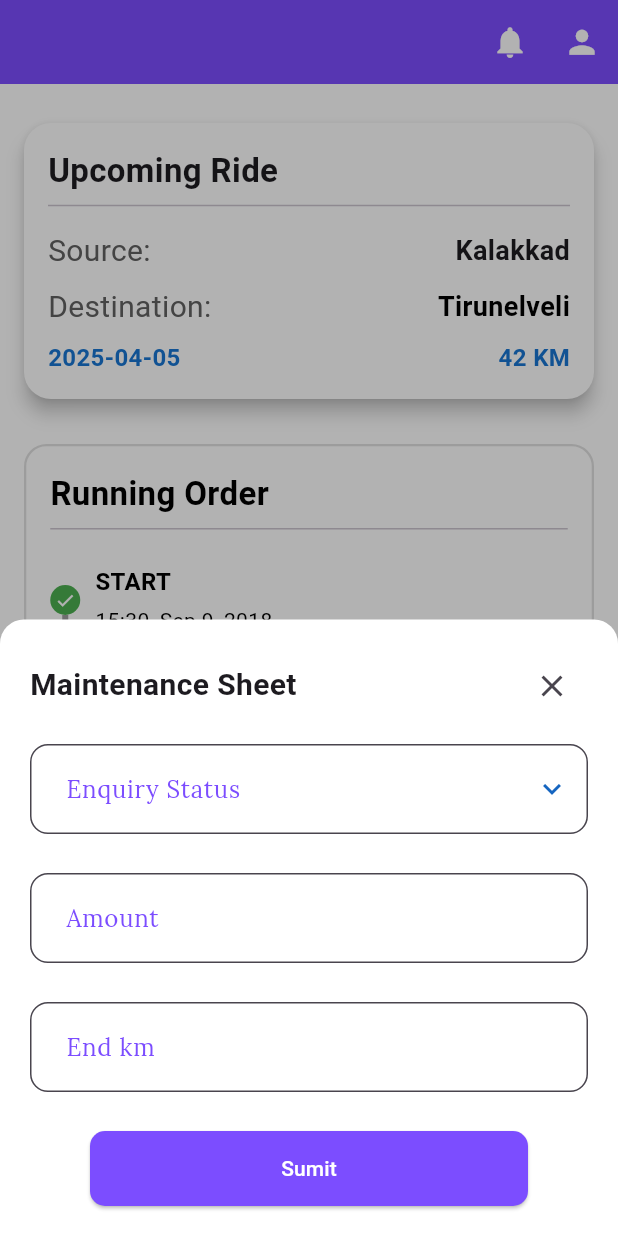
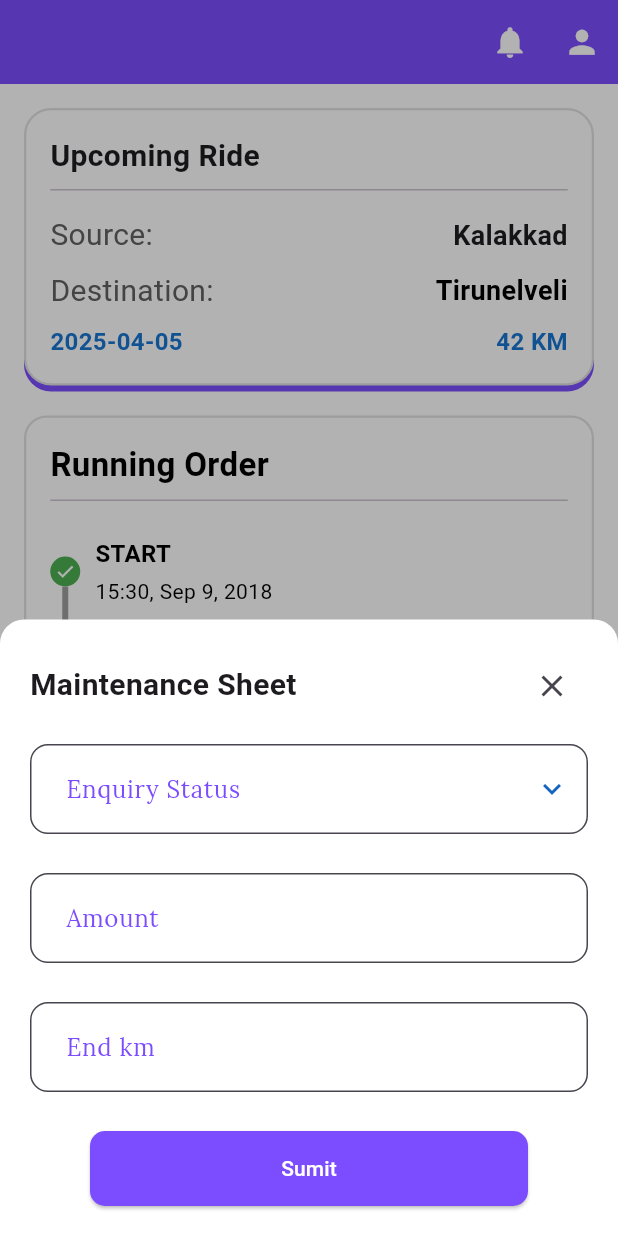
Before and after one commit to Jesus-balan/caps_book, a Flutter app: the HomeScreen screen opened by its route, after a tap on "Add", on a phone screen of 412 x 824 dp. Run offline on Flutter 3.47's test engine with Material 3 defaults, Android fonts, the phone set to English and light mode, and no system bars; drawn by our look-alikes of timeline_tile; our stand-ins replace animated_text_kit, bloc, file_picker, flutter_bloc, geolocator, google_fonts and 1 more; missing offline and left inert: fluid_bottom_nav_bar; network calls fail.

Commit message:
jesus balan

```diff
--- a/lib/features/presentation/ui/home/attendance_screen.dart
+++ b/lib/features/presentation/ui/home/attendance_screen.dart
@@ -132,7 +132,7 @@ class _AttendanceScreenState extends State<AttendanceScreen> {
                 final bool isPunchedOut = state is PunchOutSuccess;
 
                 return Padding(
-                  padding: const EdgeInsets.symmetric(horizontal: 15),
+                  padding: const EdgeInsets.symmetric(horizontal: 40),
                   child: SizedBox(
                     width: double.infinity,
                     height: 55,
@@ -166,7 +166,7 @@ class _AttendanceScreenState extends State<AttendanceScreen> {
                       style: ElevatedButton.styleFrom(
                         backgroundColor: isPunchedOut
                             ? Colors.grey
-                            : (isPunchedIn ? Colors.red : Colors.green),
+                            : (isPunchedIn ? Colors.red : Colors.deepPurpleAccent),
                         foregroundColor: Colors.white,
                         shape: RoundedRectangleBorder(
                           borderRadius: BorderRadius.circular(10),
--- a/lib/features/presentation/ui/home/home_screen.dart
+++ b/lib/features/presentation/ui/home/home_screen.dart
@@ -3,6 +3,7 @@ import 'package:caps_book/features/presentation/widgets/custom_text.dart';
 import 'package:caps_book/features/presentation/widgets/custom_timeline.dart';
 import 'package:caps_book/features/presentation/widgets/maintenance_schedule_card.dart';
 import 'package:caps_book/features/presentation/widgets/ride_card.dart';
+import 'package:caps_book/features/presentation/widgets/unplaned_maintenance.dart';
 import 'package:flutter/material.dart';
 
 class HomeScreen extends StatefulWidget {
@@ -35,7 +36,7 @@ class _HomeScreenState extends State<HomeScreen> {
         automaticallyImplyLeading: false,
         title: Image.network(
           'https://zenvicsoft.com/assets/img/logo-color.png',
-          height: 50,
+          height: screenHeight * 0.05,
           color: Colors.white,
         ),
         backgroundColor: ColorStyle.primaryColor,
@@ -67,7 +68,7 @@ class _HomeScreenState extends State<HomeScreen> {
                 date: '2025-04-05',
                 km: '42 KM',
               ),
-              SizedBox(height: 15),
+              SizedBox(height: 10),
               Container(
                 width: double.infinity,
                 padding: const EdgeInsets.all(16),
@@ -77,8 +78,8 @@ class _HomeScreenState extends State<HomeScreen> {
                   border: Border.all(color: Colors.grey.shade300, width: 1.5),
                   boxShadow: [
                     BoxShadow(
-                      color: Colors.deepPurpleAccent.withOpacity(0.2),
-                      offset: const Offset(0, 3),
+                      color: Colors.deepPurpleAccent,
+                      offset: const Offset(0, 4),
                     ),
                   ],
                 ),
@@ -114,7 +115,7 @@ class _HomeScreenState extends State<HomeScreen> {
                       currentStep: currentStep,
                       isLast: true,
                     ),
-                    const SizedBox(height: 20),
+                    const SizedBox(height: 15),
                     Row(
                       mainAxisAlignment: MainAxisAlignment.spaceEvenly,
                       children: [
@@ -145,7 +146,7 @@ class _HomeScreenState extends State<HomeScreen> {
                   ],
                 ),
               ),
-              SizedBox(height: 15),
+              SizedBox(height: 20),
               MaintenanceScheduleCard(
                 vehicleName: "XUV 500",
                 shopName: "Jayam Auto Works",
@@ -154,10 +155,30 @@ class _HomeScreenState extends State<HomeScreen> {
                 maintenanceType: "Oil Change",
                 startingKm: "25600 km",
               ),
+              SizedBox(height: screenHeight * 0.06),
             ],
           ),
         ),
       ),
+      floatingActionButton: FloatingActionButton.extended(
+        onPressed: () {
+          showModalBottomSheet(
+            context: context,
+            backgroundColor: Colors.white,
+            isScrollControlled: true, // Full height sheet
+            shape: const RoundedRectangleBorder(
+              borderRadius: BorderRadius.vertical(top: Radius.circular(20)),
+            ),
+            builder: (context) => UnplannedMaintenanceSheet(), // Ungaloda screen
+          );
+        },
+        icon: const Icon(Icons.add, color: Colors.white),
+        label: const Text(
+          'Add Unplanned',
+          style: TextStyle(color: Colors.white),
+        ),
+        backgroundColor: Colors.deepPurpleAccent,
+      ),
     );
   }
 }
--- a/lib/features/presentation/ui/home/ride_screen.dart
+++ b/lib/features/presentation/ui/home/ride_screen.dart
@@ -27,6 +27,7 @@ class _RideScreenState extends State<RideScreen> {
       appBar: AppBar(
         foregroundColor: Colors.white,
         automaticallyImplyLeading: false,
+        centerTitle: true,
         title: const Text("Cab Bookings"),
         backgroundColor: ColorStyle.primaryColor,
         elevation: 0,
--- a/lib/features/presentation/widgets/maintenance_schedule_card.dart
+++ b/lib/features/presentation/widgets/maintenance_schedule_card.dart
@@ -1,7 +1,6 @@
 import 'package:caps_book/features/presentation/widgets/custom_add_button.dart';
-import 'package:caps_book/features/presentation/widgets/maintennance_sheet.dart';
+import 'package:caps_book/features/presentation/widgets/maintenance_sheet.dart';
 import 'package:flutter/material.dart';
-import 'package:google_fonts/google_fonts.dart';
 
 class MaintenanceScheduleCard extends StatelessWidget {
   final String vehicleName;
@@ -24,13 +23,20 @@ class MaintenanceScheduleCard extends StatelessWidget {
   @override
   Widget build(BuildContext context) {
     return Padding(
-      padding: const EdgeInsets.only(bottom: 5),
-      child: Card(
-        elevation: 5,
+      padding: const EdgeInsets.only(bottom: 10),
+      child: Container(
+        decoration: BoxDecoration(
           color: Colors.white,
-        margin: const EdgeInsets.symmetric(vertical: 10),
-        shape: RoundedRectangleBorder(borderRadius: BorderRadius.circular(18)),
-        child: Padding(
+          borderRadius: BorderRadius.circular(18),
+          border: Border.all(color: Colors.grey.shade300, width: 1.5),
+          boxShadow: [
+            BoxShadow(
+              color: Colors.deepPurpleAccent,
+              // blurRadius: 10,
+              offset: Offset(0, 4),
+            ),
+          ],
+        ),
         padding: const EdgeInsets.all(16),
         child: Column(
           crossAxisAlignment: CrossAxisAlignment.start,
@@ -38,10 +44,10 @@ class MaintenanceScheduleCard extends StatelessWidget {
             Row(
               mainAxisAlignment: MainAxisAlignment.spaceBetween,
               children: [
-                  Text(
+                const Text(
                   'Maintenance Sheet',
                   style: TextStyle(
-                      fontSize: 22,
+                    fontSize: 20,
                     fontWeight: FontWeight.bold,
                   ),
                 ),
@@ -55,15 +61,17 @@ class MaintenanceScheduleCard extends StatelessWidget {
             const Divider(),
             const SizedBox(height: 8),
             _buildRow('Vehicle Name', vehicleName),
+            const SizedBox(height: 8),
             _buildRow('Shop Name', shopName),
             const SizedBox(height: 8),
             _buildRow('Starting Date', startingDate),
+            const SizedBox(height: 8),
             _buildRow('Starting Time', startingTime, isHighlight: true),
             const SizedBox(height: 8),
             _buildRow('Maintenance Type', maintenanceType, isHighlight: true),
+            const SizedBox(height: 8),
             _buildRow('Starting Km', startingKm, isHighlight: true),
           ],
-          ),
         ),
       ),
     );
--- a/lib/features/presentation/widgets/maintennance_sheet.dart
+++ b/lib/features/presentation/widgets/maintenance_sheet.dart
@@ -101,9 +101,4 @@ class _MaintenanceStatusSheetState extends State<MaintenanceStatusSheet> {
     );
   }
 
-  @override
-  void dispose() {
-    costController.dispose();
-    super.dispose();
-  }
 }
--- a/lib/features/presentation/widgets/ride_card.dart
+++ b/lib/features/presentation/widgets/ride_card.dart
@@ -1,5 +1,4 @@
 import 'package:flutter/material.dart';
-import 'package:google_fonts/google_fonts.dart';
 
 class RideCard extends StatelessWidget {
   final String title;
@@ -20,23 +19,28 @@ class RideCard extends StatelessWidget {
   @override
   Widget build(BuildContext context) {
     return Padding(
-      padding: const EdgeInsets.only(bottom: 5),
-      child: Card(
-        elevation: 5,
+      padding: const EdgeInsets.only(bottom: 10),
+      child: Container(
+        decoration: BoxDecoration(
           color: Colors.white,
-        margin: const EdgeInsets.symmetric(vertical: 10),
-        shape: RoundedRectangleBorder(
           borderRadius: BorderRadius.circular(18),
+          border: Border.all(color: Colors.grey.shade300, width: 1.5),
+          boxShadow: [
+            BoxShadow(
+              color: Colors.deepPurpleAccent,
+              // blurRadius: 10,
+              offset: Offset(0, 4),
             ),
-        child: Padding(
+          ],
+        ),
         padding: const EdgeInsets.all(16),
         child: Column(
           crossAxisAlignment: CrossAxisAlignment.start,
           children: [
             Text(
               title,
-                style: TextStyle(
-                  fontSize: 22,
+              style: const TextStyle(
+                fontSize: 20,
                 fontWeight: FontWeight.bold,
               ),
             ),
@@ -54,7 +58,7 @@ class RideCard extends StatelessWidget {
                 ),
                 Text(
                   source,
-                    style: TextStyle(
+                  style: const TextStyle(
                     fontSize: 18,
                     fontWeight: FontWeight.bold,
                   ),
@@ -74,7 +78,7 @@ class RideCard extends StatelessWidget {
                 ),
                 Text(
                   destination,
-                    style: TextStyle(
+                  style: const TextStyle(
                     fontSize: 18,
                     fontWeight: FontWeight.bold,
                     color: Colors.black,
@@ -107,7 +111,6 @@ class RideCard extends StatelessWidget {
           ],
         ),
       ),
-      ),
     );
   }
 }
--- a/pubspec.yaml
+++ b/pubspec.yaml
@@ -43,6 +43,7 @@ dependencies:
   geolocator:
   geolocator_android:
   flutter_slidable:
+  file_picker:
   intl:
 
 dev_dependencies:
```
Also changed, not shown: lib/features/presentation/widgets/booking_card.dart (+13 -5 lines), lib/features/presentation/widgets/unplaned_maintenance.dart (added, +187 -0 lines), pubspec.lock, 2 other files. Lines whose indentation alone changed are shown as unchanged.
